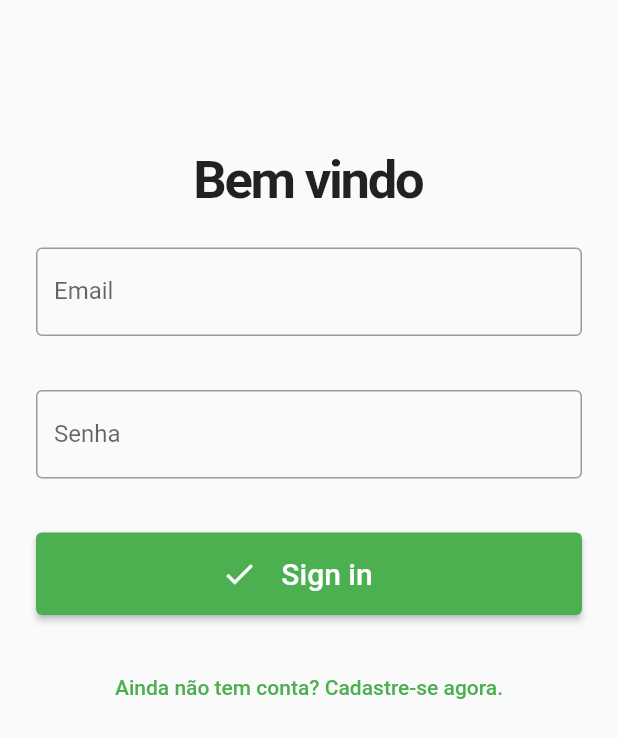
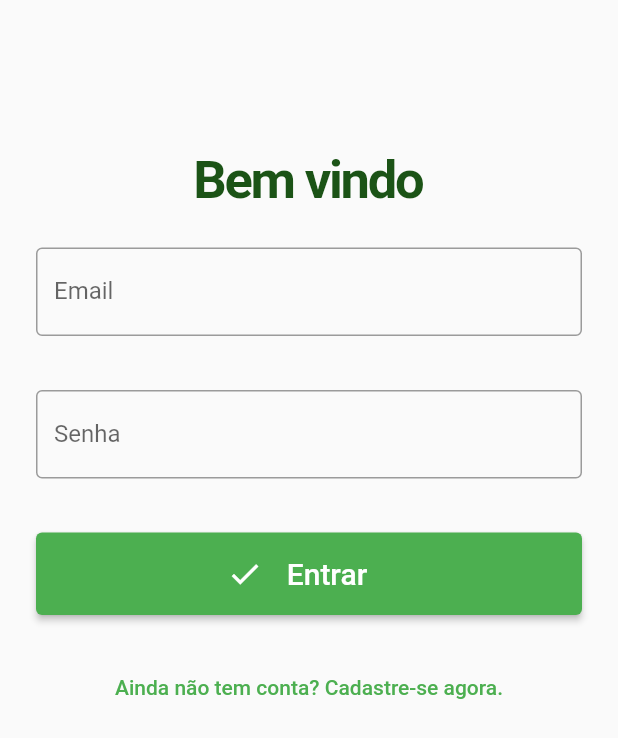
Before and after one commit to Gabs19/moviex, a Flutter app: the screen it shows after launch, on a phone screen of 412 x 824 dp. Shown: the top 738 px of the screen. Run offline on Flutter 3.47's test engine with Material 2 defaults, Android fonts, the phone set to English and light mode, and no system bars; our stand-ins replace camera, cloud_firestore, firebase_auth, firebase_core, firebase_storage, google_sign_in; accounts and stored records are empty.

Commit message:
minor fix

```diff
--- a/lib/pages/login.dart
+++ b/lib/pages/login.dart
@@ -60,13 +60,13 @@ class _LoginPageState extends State<LoginPage> {
       isLogin = acao;
       if(isLogin){
         titulo = 'Bem vindo';
-        actionButton = 'Sign in';
+        actionButton = 'Entrar';
         toggleButtton = 'Ainda não tem conta? Cadastre-se agora.';
         signIn = false;
         _isButtonDisabled = false;
       } else {
         titulo = 'Crie sua conta';
-        actionButton = 'Sign up';
+        actionButton = 'Cadastrar';
         toggleButtton = 'Voltar ao login.';
         selfie = 'tire uma selfie';
         signIn = true;
@@ -120,6 +120,7 @@ class _LoginPageState extends State<LoginPage> {
                     fontSize: 35,
                     fontWeight: FontWeight.bold,
                     letterSpacing: -1.5,
+                    color: Color.fromRGBO(27, 83, 22, 100)
                   ),
                 ),
                 Visibility(
```
Also changed, not shown: lib/pages/restrict.dart (+19 -5 lines).
